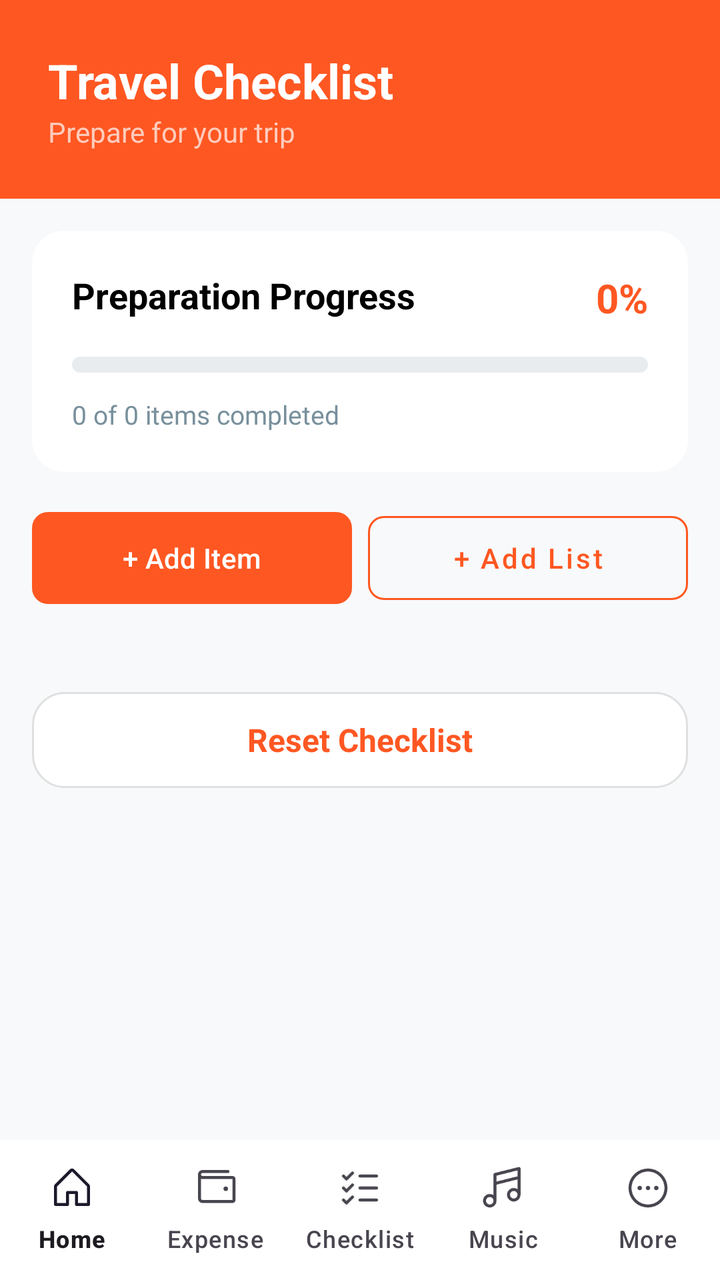
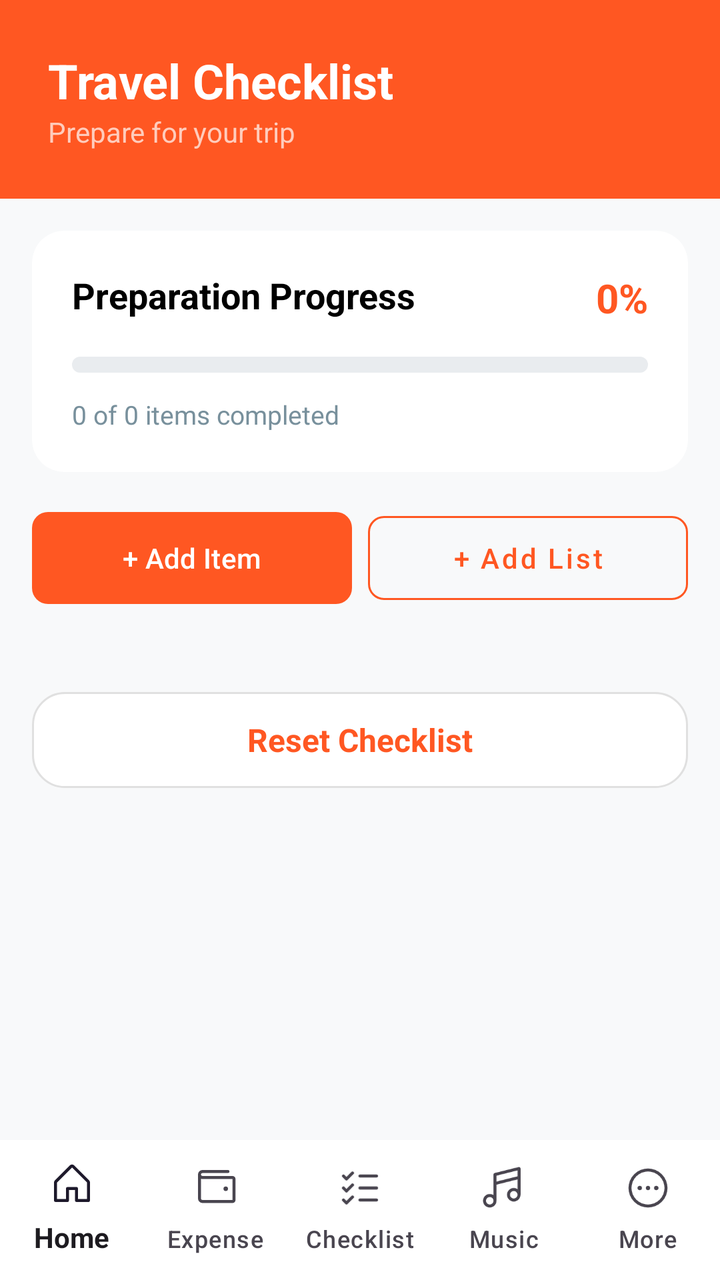

Screens rendered from an Android XML layout before and after an edit, with the pre-edit source and the edit as a unified diff.
<!-- AndroidManifest.xml: application theme Theme.Vivu -->
<!-- res/layout/activity_check_list.xml -->
<?xml version="1.0" encoding="utf-8"?>
<androidx.constraintlayout.widget.ConstraintLayout xmlns:android="http://schemas.android.com/apk/res/android"
    xmlns:app="http://schemas.android.com/apk/res-auto"
    android:layout_width="match_parent"
    android:layout_height="match_parent"
    android:background="#F8F9FA"
    android:fitsSystemWindows="true">

    
    <LinearLayout
        android:id="@+id/header_layout"
        android:layout_width="match_parent"
        android:layout_height="wrap_content"
        android:background="#FF5722"
        android:orientation="vertical"
        android:padding="24dp"
        app:layout_constraintTop_toTopOf="parent">

        <TextView
            android:layout_width="wrap_content"
            android:layout_height="wrap_content"
            android:text="Travel Checklist"
            android:textColor="@color/white"
            android:textSize="24sp"
            android:textStyle="bold" />

        <TextView
            android:layout_width="wrap_content"
            android:layout_height="wrap_content"
            android:text="Prepare for your trip"
            android:textColor="#FFCCBC"
            android:textSize="14sp" />
    </LinearLayout>

    
    <androidx.core.widget.NestedScrollView
        android:layout_width="match_parent"
        android:layout_height="0dp"
        android:clipToPadding="false"
        app:layout_constraintTop_toBottomOf="@id/header_layout"
        app:layout_constraintBottom_toTopOf="@id/bottom_navigation">

        <LinearLayout
            android:layout_width="match_parent"
            android:layout_height="wrap_content"
            android:orientation="vertical"
            android:padding="16dp">

            <androidx.cardview.widget.CardView
                android:layout_width="match_parent"
                android:layout_height="wrap_content"
                app:cardCornerRadius="16dp"
                app:cardElevation="0dp">
                <LinearLayout
                    android:layout_width="match_parent"
                    android:layout_height="wrap_content"
                    android:orientation="vertical"
                    android:padding="20dp">
                    <RelativeLayout
                        android:layout_width="match_parent"
                        android:layout_height="wrap_content">
                        <TextView
                            android:layout_width="wrap_content"
                            android:layout_height="wrap_content"
                            android:text="Preparation Progress"
                            android:textColor="@color/black"
                            android:textSize="18sp"
                            android:textStyle="bold" />
                        <TextView
                            android:id="@+id/tv_progress_percent"
                            android:layout_width="wrap_content"
                            android:layout_height="wrap_content"
                            android:layout_alignParentEnd="true"
                            android:text="0%"
                            android:textColor="#FF5722"
                            android:textSize="20sp"
                            android:textStyle="bold" />
                    </RelativeLayout>
                    <ProgressBar
                        android:id="@+id/progress_bar_checklist"
                        style="?android:attr/progressBarStyleHorizontal"
                        android:layout_width="match_parent"
                        android:layout_height="8dp"
                        android:layout_marginTop="16dp"
                        android:progressDrawable="@drawable/custom_progress_orange" />
                    <TextView
                        android:id="@+id/tv_items_completed"
                        android:layout_width="wrap_content"
                        android:layout_height="wrap_content"
                        android:layout_marginTop="12dp"
                        android:text="0 of 0 items completed"
                        android:textColor="#78909C"
                        android:textSize="13sp" />
                </LinearLayout>
            </androidx.cardview.widget.CardView>

            <LinearLayout
                android:layout_width="match_parent"
                android:layout_height="wrap_content"
                android:layout_marginTop="16dp"
                android:orientation="horizontal">
                <com.google.android.material.button.MaterialButton
                    android:id="@+id/btn_add_item"
                    android:layout_width="0dp"
                    android:layout_height="54dp"
                    android:layout_weight="1"
                    android:layout_marginEnd="4dp"
                    android:text="+ Add Item"
                    android:textAllCaps="false"
                    app:backgroundTint="#FF5722"
                    app:cornerRadius="8dp" />
                <com.google.android.material.button.MaterialButton
                    android:id="@+id/btn_add_list"
                    style="@style/Widget.MaterialComponents.Button.OutlinedButton"
                    android:layout_width="0dp"
                    android:layout_height="54dp"
                    android:layout_weight="1"
                    android:layout_marginStart="4dp"
                    android:text="+ Add List"
                    android:textAllCaps="false"
                    android:textColor="#FF5722"
                    app:cornerRadius="8dp"
                    app:strokeColor="#FF5722" />
            </LinearLayout>

            <androidx.recyclerview.widget.RecyclerView
                android:id="@+id/rv_checklist_categories"
                android:layout_width="match_parent"
                android:layout_height="wrap_content"
                android:layout_marginTop="16dp" />

            <TextView
                android:id="@+id/btn_reset_checklist"
                android:layout_width="match_parent"
                android:layout_height="48dp"
                android:layout_marginTop="24dp"
                android:background="@drawable/bg_outline_gray"
                android:gravity="center"
                android:text="Reset Checklist"
                android:textColor="#FF5722"
                android:textSize="16sp"
                android:textStyle="bold" />

        </LinearLayout>
    </androidx.core.widget.NestedScrollView>

    
    <com.google.android.material.bottomnavigation.BottomNavigationView
        android:id="@+id/bottom_navigation"
        android:layout_width="match_parent"
        android:layout_height="70dp"
        android:background="@color/white"
        app:itemActiveIndicatorStyle="@null"
        app:itemIconSize="24dp"
        app:itemRippleColor="#E0F2F1"
        app:labelVisibilityMode="labeled"
        app:layout_constraintBottom_toBottomOf="parent"
        app:menu="@menu/bottom_nav_menu" />

</androidx.constraintlayout.widget.ConstraintLayout>
<!-- resources referenced by this layout -->
<resources>
  <color name="black">#FF000000</color>
  <color name="white">#FFFFFFFF</color>
  <!-- drawable bg_outline_gray (drawable) -->
  <?xml version="1.0" encoding="utf-8"?>
  <shape xmlns:android="http://schemas.android.com/apk/res/android">
      <solid android:color="@color/white" />
      <stroke
          android:width="1dp"
          android:color="#E0E0E0" />
      <corners android:radius="16dp" />
  </shape>
  <!-- drawable custom_progress_orange (drawable) -->
  <?xml version="1.0" encoding="utf-8"?>
  <layer-list xmlns:android="http://schemas.android.com/apk/res/android">
  
      
      <item android:id="@android:id/background">
          <shape android:shape="rectangle">
              
              <corners android:radius="8dp" />
              
              <solid android:color="#E9ECEF" />
          </shape>
      </item>
  
      
      <item android:id="@android:id/progress">
          
          <clip>
              <shape android:shape="rectangle">
                  
                  <corners android:radius="8dp" />
                  
                  <solid android:color="#FF5722" />
              </shape>
          </clip>
      </item>
  
  </layer-list>
  <style name="Theme.Vivu" parent="Base.Theme.Vivu" />
  <style name="Base.Theme.Vivu" parent="Theme.Material3.DayNight.NoActionBar">
          
          
      </style>
</resources>

<!-- the commit's change to res/layout/activity_check_list.xml (unified diff, before → after) -->
@@ -155,6 +155,8 @@
         app:itemRippleColor="#E0F2F1"
         app:labelVisibilityMode="labeled"
         app:layout_constraintBottom_toBottomOf="parent"
-        app:menu="@menu/bottom_nav_menu" />
+        app:menu="@menu/bottom_nav_menu"
+        app:itemTextAppearanceActive="@style/BottomNavActiveText"
+        />
 
 </androidx.constraintlayout.widget.ConstraintLayout>
<!-- resource entries referenced after the edit -->
@@ -39,6 +39,9 @@
       </item>
   
   </layer-list>
+  <style name="BottomNavActiveText">
+          <item name="android:textStyle">bold</item>
+      </style>
   <style name="Theme.Vivu" parent="Base.Theme.Vivu" />
   <style name="Base.Theme.Vivu" parent="Theme.Material3.DayNight.NoActionBar">
           
